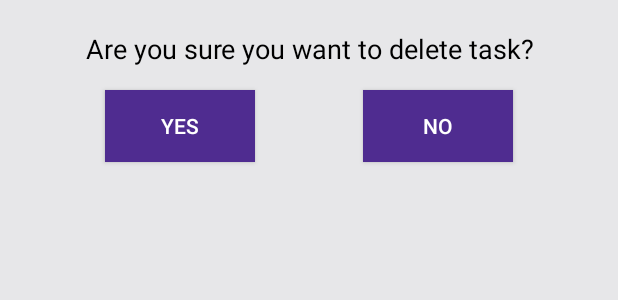
After one commit to kyleguieb/TaskR, an Android app: the layout dialog_warning.xml on its own in the app's theme, with its tools: preview values and no code run, on a phone screen of 412 x 824 dp. The commit adds this screen. Shown: the top 300 px of the screen. Run offline under Robolectric (Android 15) with nearby library versions, the phone set to English and light mode, and no system bars.

Commit message:
Added delete warning on when attempting to delete a task

```diff
--- a/TaskR/app/src/main/java/android/bignerdranch/taskr/RecyclerViewAdapter.java
+++ b/TaskR/app/src/main/java/android/bignerdranch/taskr/RecyclerViewAdapter.java
@@ -1,5 +1,6 @@
 package android.bignerdranch.taskr;
 
+import android.app.Activity;
 import android.app.AlertDialog;
 import android.app.DatePickerDialog;
 import android.app.TimePickerDialog;
@@ -189,9 +190,35 @@ public class RecyclerViewAdapter extends RecyclerView.Adapter<RecyclerViewAdapte
                     mDelete.setOnClickListener(new View.OnClickListener() {
 
                     public void onClick(View view) {
-                        MainActivity.deleteTask(mIds.get(position));
-                        dialog.dismiss();
-                        mContext.startActivity(new Intent(mContext, MainActivity.class)); //TODO: Needs to be fixed maybe
+
+                        final AlertDialog.Builder mBuilder2 = new AlertDialog.Builder(mContext);
+                        LayoutInflater inflater2 = LayoutInflater.from(mContext);
+                        View mView2 = inflater2.inflate(R.layout.dialog_warning, null);
+
+                        Button mNo = (Button) mView2.findViewById(R.id.no);
+                        Button mYes = (Button) mView2.findViewById(R.id.yes);
+
+                        mBuilder2.setView(mView2);
+                        final AlertDialog dialog2 = mBuilder2.create();
+                        dialog2.show();
+
+                        mNo.setOnClickListener(new View.OnClickListener() {
+                            @Override
+                            public void onClick(View v) {
+                                dialog2.dismiss();
+                            }
+                        });
+
+                        mYes.setOnClickListener(new View.OnClickListener() {
+                            @Override
+                            public void onClick(View v) {
+                                MainActivity.deleteTask(mIds.get(position));
+                                dialog2.dismiss();
+                                mContext.startActivity(new Intent(mContext, MainActivity.class)); //TODO: Needs to be fixed maybe
+                                //((Activity) mContext).recreate();
+                            }
+                        });
+
                     }
                 });
             }
--- /dev/null
+++ b/TaskR/app/src/main/res/layout/dialog_warning.xml
@@ -0,0 +1,48 @@
+<?xml version="1.0" encoding="utf-8"?>
+<RelativeLayout xmlns:android="http://schemas.android.com/apk/res/android"
+    android:layout_width="match_parent"
+    android:layout_height="match_parent"
+    android:background="@color/colorTest"
+    android:paddingBottom="15dp"
+    android:paddingLeft="20dp"
+    android:paddingEnd="20dp"
+    android:paddingRight="20dp"
+    android:paddingStart="20dp"
+    android:paddingTop="20dp">
+
+    <TextView
+        android:id="@+id/warningMessage"
+        android:layout_width="wrap_content"
+        android:layout_height="wrap_content"
+        android:text="@string/warning"
+        android:textColor="@android:color/black"
+        android:layout_centerHorizontal="true"
+        android:textSize="18sp"
+        android:gravity="center"/>
+
+    <Button
+        android:id="@+id/yes"
+        android:layout_width="100dp"
+        android:layout_height="wrap_content"
+        android:layout_below="@+id/warningMessage"
+        android:layout_marginTop="15dp"
+        android:layout_marginStart="50dp"
+        android:layout_marginLeft="50dp"
+        android:background="?attr/colorPrimaryDark"
+        android:text="@string/yes"
+        android:textColor="@android:color/white" />
+
+    <Button
+        android:id="@+id/no"
+        android:layout_width="100dp"
+        android:layout_height="wrap_content"
+        android:layout_below="@+id/warningMessage"
+        android:layout_marginEnd="50dp"
+        android:layout_marginRight="50dp"
+        android:layout_marginTop="15dp"
+        android:background="?attr/colorPrimaryDark"
+        android:text="@string/no"
+        android:textColor="@android:color/white"
+        android:layout_centerHorizontal="true"
+        android:layout_alignParentRight="true"/>
+</RelativeLayout>
--- a/TaskR/app/src/main/res/values/strings.xml
+++ b/TaskR/app/src/main/res/values/strings.xml
@@ -21,6 +21,9 @@
     <string name="completed">Completed</string>
     <string name="themeChange">Theme Change</string>
     <string name="book">Sticker Book</string>
+    <string name="warning">Are you sure you want to delete task?</string>
+    <string name="no">No</string>
+    <string name="yes">Yes</string>
     <string-array name="stickers_id">
         <item>@drawable/coolcrumpledpaper</item>
         <item>@drawable/computer_locked</item>
```
